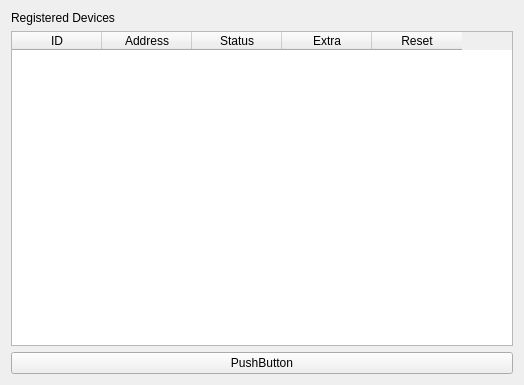
Before: the Qt Designer form Desktop_Server/MonitorServer/mainwindow.ui in mocalab/ChronosN900, drawn with Qt 5.
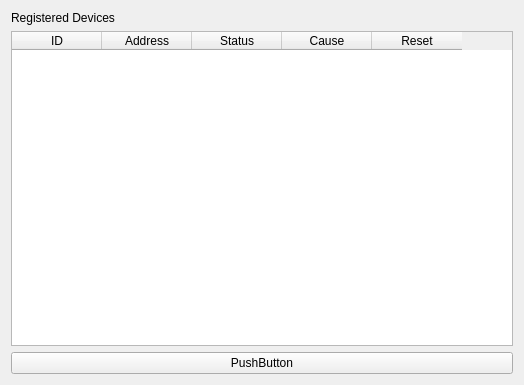
After: the same form once the commit is applied.

What changed in the file:
```diff
--- a/Desktop_Server/MonitorServer/mainwindow.ui
+++ b/Desktop_Server/MonitorServer/mainwindow.ui
@@ -53,7 +53,7 @@
       </column>
       <column>
        <property name="text">
-        <string>Extra</string>
+        <string>Cause</string>
        </property>
       </column>
       <column>
```
